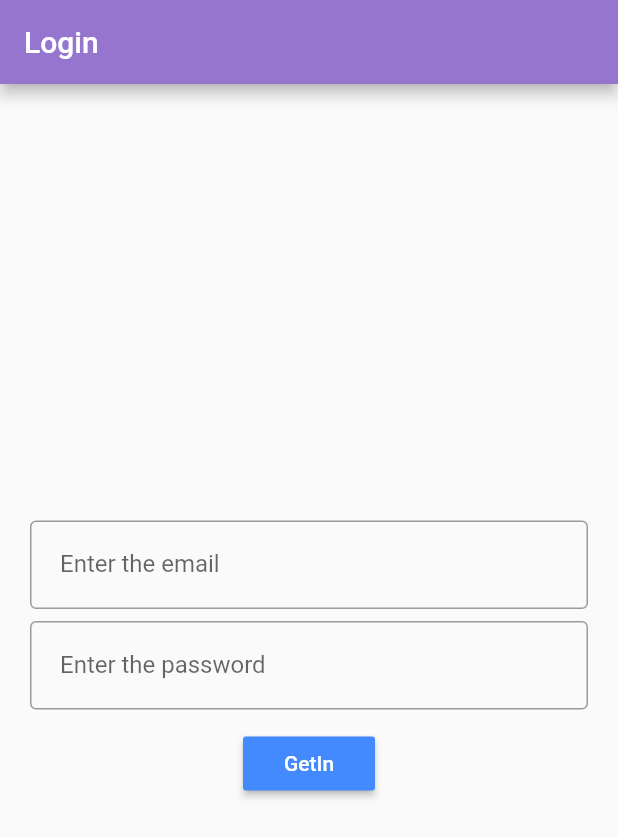
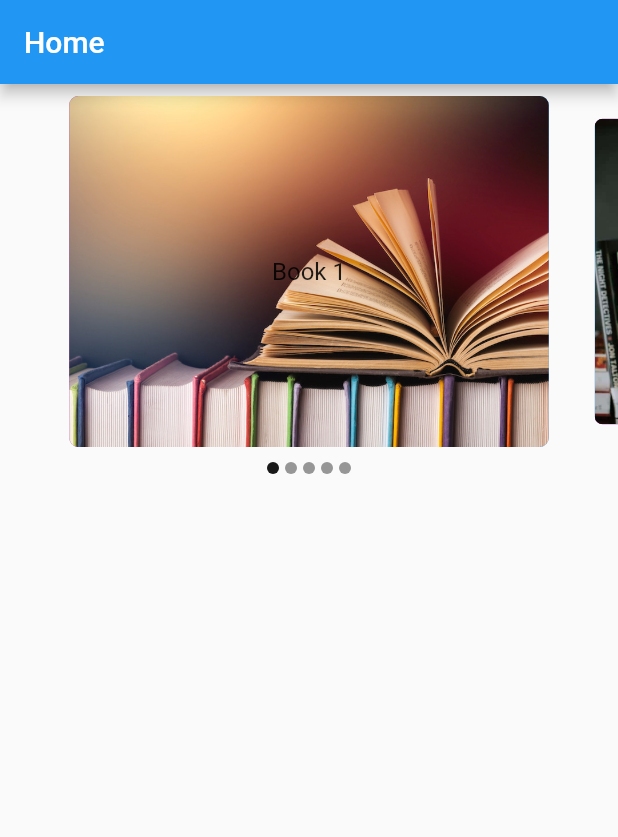
Before and after one commit to Nova-Corp/Book-Invent, a Flutter app: the screen it shows after launch, on a phone screen of 412 x 824 dp. Shown: the top 837 px of the screen. Run offline on Flutter 3.47's test engine with Material 2 defaults, Android fonts, the phone set to English and light mode, and no system bars; drawn by our look-alikes of carousel_slider.

```diff
--- a/lib/main.dart
+++ b/lib/main.dart
@@ -1,7 +1,8 @@
 import 'package:flutter/material.dart';
 import 'screens/login/login_page.dart';
+import 'screens/home/home_page.dart';
 
-void main() => runApp(MyApp());
+void main() => runApp(HomePage());
 
 class MyApp extends StatelessWidget {
   @override
--- /dev/null
+++ b/lib/screens/home/home_page.dart
@@ -0,0 +1,98 @@
+import 'package:flutter/material.dart';
+import 'package:carousel_slider/carousel_slider.dart';
+
+class HomePage extends StatefulWidget {
+  @override
+  _HomePageState createState() => _HomePageState();
+}
+
+class _HomePageState extends State<HomePage> {
+  int _current = 0;
+  List _imageList = [1, 2, 3, 4, 5];
+  @override
+  Widget build(BuildContext context) {
+    return MaterialApp(
+      title: 'HomePage',
+      home: Scaffold(
+        appBar: AppBar(
+          title: Text('Home'),
+        ),
+        body: Column(
+          children: [
+            SizedBox(
+              height: 8,
+            ),
+            CarouselSlider(
+              options: CarouselOptions(
+                  height: 234.0,
+                  autoPlay: true,
+                  autoPlayInterval: Duration(seconds: 3),
+                  enableInfiniteScroll: false,
+                  autoPlayCurve: Curves.linear,
+                  enlargeCenterPage: true,
+                  onPageChanged: (index, reason) {
+                    setState(() {
+                      _current = index;
+                    });
+                  }),
+              items: _imageList.map((i) {
+                return Builder(
+                  builder: (BuildContext context) {
+                    return Container(
+                        width: MediaQuery.of(context).size.width,
+                        margin: EdgeInsets.symmetric(horizontal: 5.0),
+                        decoration: BoxDecoration(
+                            borderRadius: BorderRadius.circular(6),
+                            gradient: LinearGradient(
+                              begin: Alignment.bottomLeft,
+                              end: Alignment.bottomRight,
+                              colors: [
+                                Colors.purple,
+                                Colors.blue
+                              ], // whitish to gray
+                              tileMode: TileMode
+                                  .repeated, // repeats the gradient over the canvas
+                            ),
+                            image: DecorationImage(
+                              image: AssetImage('asset/books/book_$i.jpg'),
+                              fit: BoxFit.cover,
+                            )),
+                        child: Center(
+                          child: Text(
+                            'Book $i',
+                            style: TextStyle(fontSize: 16.0),
+                          ),
+                        ));
+                  },
+                );
+              }).toList(),
+            ),
+            Row(
+                mainAxisAlignment: MainAxisAlignment.center,
+                children: getDotIndicatorForSlide())
+          ],
+        ),
+      ),
+    );
+  }
+
+  List<Container> getDotIndicatorForSlide() {
+    var indicatorList = List<Container>();
+
+    _imageList.forEach((i) {
+      var cont = Container(
+        width: 8.0,
+        height: 8.0,
+        margin: EdgeInsets.symmetric(vertical: 10.0, horizontal: 2.0),
+        decoration: BoxDecoration(
+            shape: BoxShape.circle,
+            color: _current == i - 1
+                ? Color.fromRGBO(0, 0, 0, 0.9)
+                : Color.fromRGBO(0, 0, 0, 0.4)),
+      );
+      indicatorList.add(cont);
+    });
+
+    return indicatorList;
+  }
+}
--- a/lib/screens/login/login_page.dart
+++ b/lib/screens/login/login_page.dart
@@ -5,6 +5,7 @@ class LoginPage extends StatelessWidget {
   Widget build(BuildContext context) {
     return Container(
         margin: EdgeInsets.only(left: 20, right: 20),
+        child: SafeArea(
                   child: Column(
             mainAxisAlignment: MainAxisAlignment.center,
             children: [
@@ -28,11 +29,12 @@ class LoginPage extends StatelessWidget {
                 onPressed: () => null,
                 color: Colors.blueAccent,
                 child: Text(
-            'GetIn',
+                  'Get In',
                   style: TextStyle(color: Colors.white),
                 ),
               ),
             ],
+          ),
         ));
   }
 }
--- a/pubspec.yaml
+++ b/pubspec.yaml
@@ -28,6 +28,7 @@ dependencies:
   # The following adds the Cupertino Icons font to your application.
   # Use with the CupertinoIcons class for iOS style icons.
   cupertino_icons: ^0.1.3
+  carousel_slider: ^2.2.1
 
 dev_dependencies:
   flutter_test:
@@ -45,8 +46,8 @@ flutter:
   uses-material-design: true
 
   # To add assets to your application, add an assets section, like this:
-  # assets:
-  #   - images/a_dot_burr.jpeg
+  assets:
+    - asset/books/
   #   - images/a_dot_ham.jpeg
 
   # An image asset can refer to one or more resolution-specific "variants", see
```
Also changed, not shown: asset/books/book_1.jpg (added), asset/books/book_2.jpg (added), asset/books/book_3.jpg (added), asset/books/book_4.jpg (added), asset/books/book_5.jpg (added), pubspec.lock. Lines whose indentation alone changed are shown as unchanged.
